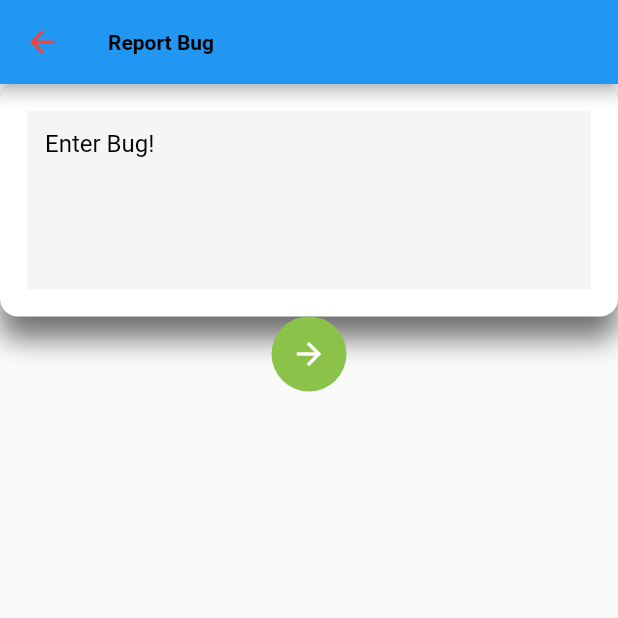
After one commit to Amey-2002/Meme_G, a Flutter app: the ReportBug screen opened directly, on a phone screen of 412 x 824 dp, the top half of it. The commit adds this screen. Run offline on Flutter 3.47's test engine with Material 2 defaults, Android fonts, the phone set to English and light mode, and no system bars; our stand-ins replace cloud_firestore, extended_image, firebase_auth, firebase_core, firebase_messaging, firebase_storage and 13 more; missing offline and left inert: flutter_painter, image_editor, switcher_button; accounts and stored records are empty; network calls fail.

Commit message:
Feedback added
Feedback added, theme error not resolved!

```diff
--- a/meme_g/lib/main.dart
+++ b/meme_g/lib/main.dart
@@ -5,6 +5,7 @@ import 'package:flutter/material.dart';
 // ignore: import_of_legacy_library_into_null_safe
 import 'package:flutter_settings_screens/flutter_settings_screens.dart';
 import 'package:meme_g/screens/homescreen.dart';
+import 'package:meme_g/screens/rate.dart';
 import 'package:meme_g/screens/settings_page.dart';
 import 'package:meme_g/screens/emailandpass_signin.dart';
 import 'package:meme_g/screens/homescreen.dart';
@@ -88,7 +89,7 @@ class _MyAppState extends State<MyApp> {
             initialData: null,
             create: (context) => context.read<authforState>().authstatechanges),
       ],
-      child: MaterialApp(
+      builder: (context, child) => MaterialApp(
         title: 'Flutter Demo',
         theme: lightTheme,
         darkTheme: darkTheme,
@@ -102,6 +103,7 @@ class _MyAppState extends State<MyApp> {
           ImageEditor.route: (context) => ImageEditor(),
           SaveUpload.route: (context) => SaveUpload(),
           SettingsPage.route: (context) => SettingsPage(),
+          RateScreen.route: (context) => RateScreen(),
           //ProflieImagePicker.route: (context) => ProflieImagePicker(),
         },
       ),
--- a/meme_g/lib/screens/account_page.dart
+++ b/meme_g/lib/screens/account_page.dart
@@ -73,7 +73,9 @@ class AccountPage extends StatelessWidget {
       );
     }
 
-    return SimpleSettingsTile(
+    return Column(
+      children: [
+        SimpleSettingsTile(
           title: 'Account Settings',
           subtitle: 'Privacy, Security, Langauge',
           leading: IconWidget(icon: Icons.person, color: Colors.green),
@@ -85,6 +87,8 @@ class AccountPage extends StatelessWidget {
             buildSecurity(context),
             buildAccountInfo(context),
           ]),
+        ),
+      ],
     );
   }
 }
--- /dev/null
+++ b/meme_g/lib/screens/report_bug.dart
@@ -0,0 +1,85 @@
+import 'package:flutter/material.dart';
+import 'package:meme_g/screens/rounded_button.dart';
+import 'package:meme_g/screens/settings_page.dart';
+
+class ReportBug extends StatefulWidget {
+  const ReportBug({Key? key}) : super(key: key);
+  static const route = 'report_bug';
+  @override
+  _ReportBugState createState() => _ReportBugState();
+}
+
+class _ReportBugState extends State<ReportBug> {
+  @override
+  Widget build(BuildContext context) {
+    return Scaffold(
+      //Appbar
+      appBar: AppBar(
+        leading: IconButton(
+          onPressed: () {
+            Navigator.pushNamed(context, SettingsPage.route);
+          },
+          icon: Icon(
+            Icons.arrow_back,
+            color: Colors.red,
+          ),
+        ),
+        title: Text('Report Bug'),
+        titleTextStyle: TextStyle(
+          color: Colors.black,
+          fontStyle: FontStyle.normal,
+          fontWeight: FontWeight.bold,
+        ),
+      ),
+
+      //Body
+      body: SingleChildScrollView(
+        child: Column(
+          children: [
+            Container(
+              padding: EdgeInsets.all(18.0),
+              decoration: BoxDecoration(
+                color: Colors.white,
+                borderRadius: BorderRadius.circular(12.0),
+                boxShadow: [
+                  BoxShadow(
+                    blurRadius: 15,
+                    offset: Offset(0.0, 15.0),
+                    color: Colors.black54,
+                  ),
+                ],
+              ),
+              child: TextField(
+                textInputAction: TextInputAction.newline,
+                keyboardType: TextInputType.multiline,
+                maxLines: 5,
+                decoration: InputDecoration(
+                  border: InputBorder.none,
+                  hintText: 'Enter Bug!',
+                  hintStyle: TextStyle(
+                    color: Colors.black,
+                  ),
+                ),
+                onChanged: (value) {
+                  print("The value entered is : $value");
+                },
+              ),
+            ),
+            RoundedButton(
+              icon: Icon(Icons.arrow_forward),
+              iconColor: Colors.white,
+              bgColor: Colors.lightGreen,
+              tap: () {
+                // setState(() {
+                //   feedbackRef
+                //       .doc(user!.uid)
+                //       .set({'stars': rating, 'comment': comment});
+                // });
+              },
+            )
+          ],
+        ),
+      ),
+    );
+  }
+}
--- /dev/null
+++ b/meme_g/lib/screens/rounded_button.dart
@@ -0,0 +1,31 @@
+import 'package:flutter/material.dart';
+
+class RoundedButton extends StatelessWidget {
+  const RoundedButton({
+    Key? key,
+    required this.icon,
+    required this.iconColor,
+    required this.bgColor,
+    required this.tap,
+  }) : super(key: key);
+
+  final Icon icon;
+  final Color iconColor, bgColor;
+  final GestureTapCallback tap;
+  @override
+  Widget build(BuildContext context) {
+    return Container(
+      width: 50.0,
+      height: 50.0,
+      decoration: BoxDecoration(
+        borderRadius: BorderRadius.all(Radius.circular(25.0)),
+        color: bgColor,
+      ),
+      child: IconButton(
+        onPressed: tap,
+        icon: icon,
+        color: iconColor,
+      ),
+    );
+  }
+}
--- a/meme_g/lib/widgets/meme_list.dart
+++ b/meme_g/lib/widgets/meme_list.dart
@@ -26,7 +26,7 @@ class MemeList extends StatelessWidget {
           ),
           MemeView(
             img: Image.asset(
-              'assets/dummyMemes/2.png',
+              'assets/dummyMemes/3.png',
               fit: BoxFit.cover,
             ),
           ),
--- a/meme_g/lib/widgets/theme_constants.dart
+++ b/meme_g/lib/widgets/theme_constants.dart
@@ -8,13 +8,13 @@ const COLOR_ACCENT = Colors.orange;
 ThemeData lightTheme = ThemeData(
   brightness: Brightness.light,
   primaryColor: COLOR_PRIMARY,
-  floatingActionButtonTheme:
-      FloatingActionButtonThemeData(backgroundColor: COLOR_ACCENT),
-  elevatedButtonTheme: ElevatedButtonThemeData(
-    style: ButtonStyle(
-      backgroundColor: MaterialStateProperty.all<Color>(COLOR_ACCENT),
-    ),
-  ),
+  // floatingActionButtonTheme:
+  //     FloatingActionButtonThemeData(backgroundColor: COLOR_ACCENT),
+  // elevatedButtonTheme: ElevatedButtonThemeData(
+  //   style: ButtonStyle(
+  //     backgroundColor: MaterialStateProperty.all<Color>(COLOR_ACCENT),
+  //   ),
+  // ),
   inputDecorationTheme: InputDecorationTheme(
     border: OutlineInputBorder(
       borderRadius: BorderRadius.circular(20.0),
@@ -29,7 +29,7 @@ ThemeData darkTheme = ThemeData(
   brightness: Brightness.dark,
   accentColor: Colors.white,
   switchTheme: SwitchThemeData(
-    trackColor: MaterialStateProperty.all<Color>(Colors.grey),
-    thumbColor: MaterialStateProperty.all<Color>(Colors.white),
+    trackColor: MaterialStateProperty.all<Color?>(Colors.grey),
+    thumbColor: MaterialStateProperty.all<Color?>(Colors.white),
   ),
 );
```
Also changed, not shown: meme_g/lib/screens/app_header.dart (added, +39 -0 lines), meme_g/lib/screens/custom_app_bar.dart (added, +35 -0 lines), meme_g/lib/screens/ie_edit_screen.dart (+14 -4 lines), meme_g/lib/screens/multiline_input.dart (added, +40 -0 lines), meme_g/lib/screens/rate.dart (added, +226 -0 lines), meme_g/lib/screens/settings_page.dart (+19 -3 lines), meme_g/lib/screens/working/profile_image_picker.dart (+8 -2 lines), meme_g/lib/widgets/proportionals.dart (added, +9 -0 lines), meme_g/pubspec.yaml (+7 -2 lines), meme_g/assets/dummyMemes/img2.png (renamed from meme_g/assets/dummyMemes/2.png), meme_g/assets/dummyMemes/lion.jpg (added), meme_g/pubspec.lock. Lines whose indentation alone changed are shown as unchanged.
